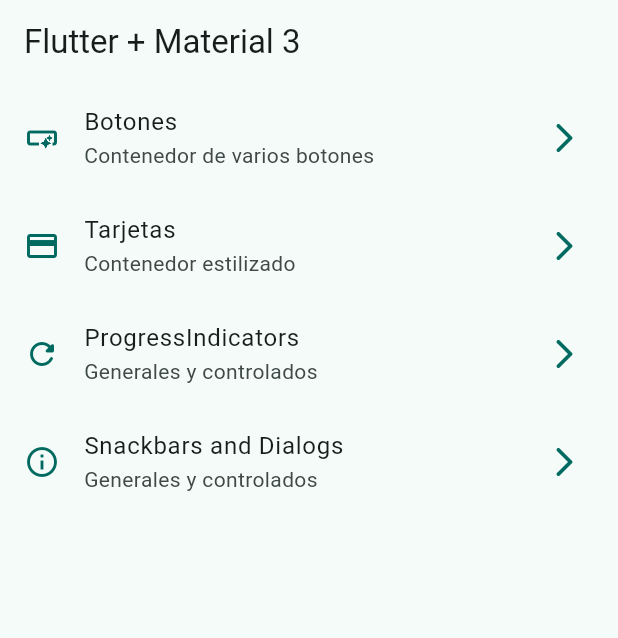
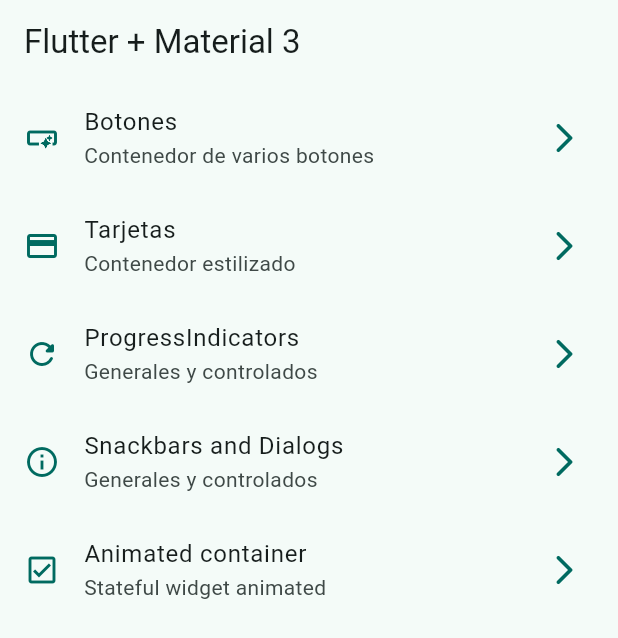
Before and after one commit to mxziino/widgets_app_flutter, a Flutter app: the screen it shows after launch, on a phone screen of 412 x 824 dp. Shown: the top 638 px of the screen. Run offline on Flutter 3.47's test engine with Material 3 defaults, Android fonts, the phone set to English and light mode, and no system bars; our stand-ins replace go_router.

Commit message:
animated container done

```diff
--- a/lib/config/menu/menu_items.dart
+++ b/lib/config/menu/menu_items.dart
@@ -39,4 +39,10 @@ const appMenuItems = <MenuItem>[
     link: '/snackbars',
     icon: Icons.info_outline,
   ),
+  MenuItem(
+    title: 'Animated container',
+    subtitle: 'Stateful widget animated',
+    link: '/animated',
+    icon: Icons.check_box_outlined,
+  ),
 ];
--- a/lib/config/router/app_router.dart
+++ b/lib/config/router/app_router.dart
@@ -30,5 +30,10 @@ final appRouter = GoRouter(
       name: SnackbarScreen.name,
       builder: (context, state) => const SnackbarScreen(),
     ),
+    GoRoute(
+      path: '/animated',
+      name: AnimatedScreen.name,
+      builder: (context, state) => const AnimatedScreen(),
+    ),
   ],
 );
--- a/lib/presentation/screens.dart
+++ b/lib/presentation/screens.dart
@@ -1,4 +1,4 @@
-export 'package:widgets_app/presentation/screens/animated/animated_Screen.dart';
+export 'package:widgets_app/presentation/screens/animated/animated_screen.dart';
 export 'package:widgets_app/presentation/screens/app_tutorial/app_tutorial_screen.dart';
 export 'package:widgets_app/presentation/screens/buttons/buttons_screen.dart';
 export 'package:widgets_app/presentation/screens/cards/cards_screen.dart';
```
Also changed, not shown: lib/presentation/screens/animated/animated_Screen.dart (+51 -2 lines).
